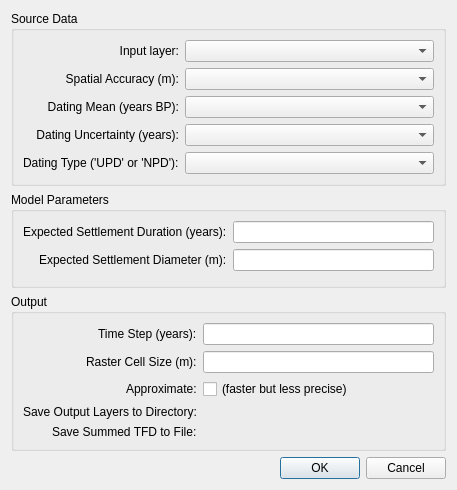
First picture: the form in ede_interpolation_dialog_base.ui, repository demjanp/ede_interpolation, before the edit.
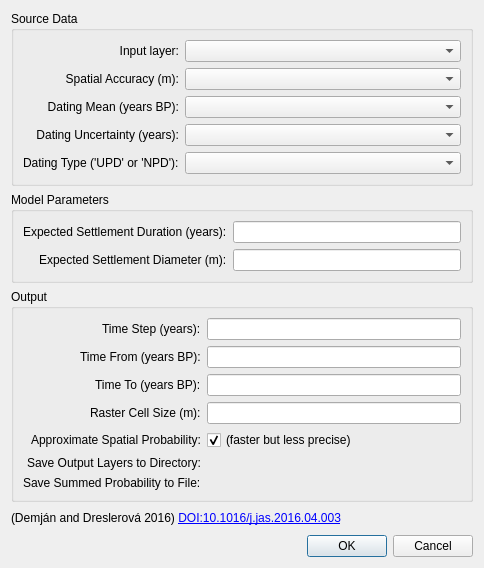
Second picture: the form after the edit. Custom widgets are drawn as their Qt base class.

Diff of the .ui file:
```diff
--- a/ede_interpolation_dialog_base.ui
+++ b/ede_interpolation_dialog_base.ui
@@ -6,8 +6,8 @@
    <rect>
     <x>0</x>
     <y>0</y>
-    <width>457</width>
-    <height>490</height>
+    <width>484</width>
+    <height>568</height>
    </rect>
   </property>
   <property name="windowTitle">
@@ -104,12 +104,6 @@
         </property>
        </widget>
       </item>
-      <item row="0" column="1">
-       <widget class="QLineEdit" name="edit_duration"/>
-      </item>
-      <item row="1" column="1">
-       <widget class="QLineEdit" name="edit_diameter"/>
-      </item>
       <item row="1" column="0">
        <widget class="QLabel" name="label_7">
         <property name="text">
@@ -117,6 +111,26 @@
         </property>
        </widget>
       </item>
+      <item row="0" column="1">
+       <widget class="QgsFilterLineEdit" name="edit_duration">
+        <property name="value">
+         <string>200</string>
+        </property>
+        <property name="qgisRelation" stdset="0">
+         <string notr="true"/>
+        </property>
+       </widget>
+      </item>
+      <item row="1" column="1">
+       <widget class="QgsFilterLineEdit" name="edit_diameter">
+        <property name="value">
+         <string>200</string>
+        </property>
+        <property name="qgisRelation" stdset="0">
+         <string notr="true"/>
+        </property>
+       </widget>
+      </item>
      </layout>
     </widget>
    </item>
@@ -136,60 +150,115 @@
         </property>
        </widget>
       </item>
-      <item row="0" column="1">
-       <widget class="QLineEdit" name="edit_time_step"/>
-      </item>
       <item row="1" column="0">
+       <widget class="QLabel" name="label_13">
+        <property name="text">
+         <string>Time From (years BP):</string>
+        </property>
+       </widget>
+      </item>
+      <item row="2" column="0">
+       <widget class="QLabel" name="label_14">
+        <property name="text">
+         <string>Time To (years BP):</string>
+        </property>
+       </widget>
+      </item>
+      <item row="3" column="0">
        <widget class="QLabel" name="label_9">
         <property name="text">
          <string>Raster Cell Size (m):</string>
         </property>
        </widget>
       </item>
-      <item row="1" column="1">
-       <widget class="QLineEdit" name="edit_cell_size"/>
+      <item row="4" column="0">
+       <widget class="QLabel" name="label_12">
+        <property name="text">
+         <string>Approximate Spatial Probability:</string>
+        </property>
+       </widget>
       </item>
-      <item row="5" column="0">
+      <item row="4" column="1">
+       <widget class="QCheckBox" name="check_approximate">
+        <property name="text">
+         <string>(faster but less precise)</string>
+        </property>
+        <property name="checked">
+         <bool>true</bool>
+        </property>
+       </widget>
+      </item>
+      <item row="6" column="0">
+       <widget class="QLabel" name="label_11">
+        <property name="text">
+         <string>Save Output Layers to Directory:</string>
+        </property>
+       </widget>
+      </item>
+      <item row="6" column="1">
+       <widget class="QgsFileWidget" name="path_layers"/>
+      </item>
+      <item row="7" column="0">
        <widget class="QLabel" name="label_10">
         <property name="text">
-         <string>Save Summed TFD to File:</string>
+         <string>Save Summed Probability to File:</string>
         </property>
        </widget>
       </item>
-      <item row="5" column="1">
+      <item row="7" column="1">
        <widget class="QgsFileWidget" name="file_summed">
         <property name="filter">
          <string>Comma-separated Values (*.csv)</string>
         </property>
        </widget>
       </item>
-      <item row="4" column="1">
-       <widget class="QgsFileWidget" name="path_layers"/>
-      </item>
-      <item row="4" column="0">
-       <widget class="QLabel" name="label_11">
-        <property name="text">
-         <string>Save Output Layers to Directory:</string>
+      <item row="0" column="1">
+       <widget class="QgsFilterLineEdit" name="edit_time_step">
+        <property name="value">
+         <string>100</string>
+        </property>
+        <property name="qgisRelation" stdset="0">
+         <string notr="true"/>
         </property>
        </widget>
       </item>
-      <item row="2" column="0">
-       <widget class="QLabel" name="label_12">
-        <property name="text">
-         <string>Approximate:</string>
+      <item row="1" column="1">
+       <widget class="QgsFilterLineEdit" name="edit_time_from">
+        <property name="qgisRelation" stdset="0">
+         <string notr="true"/>
         </property>
        </widget>
       </item>
       <item row="2" column="1">
-       <widget class="QCheckBox" name="check_approximate">
-        <property name="text">
-         <string>(faster but less precise)</string>
+       <widget class="QgsFilterLineEdit" name="edit_time_to">
+        <property name="qgisRelation" stdset="0">
+         <string notr="true"/>
+        </property>
+       </widget>
+      </item>
+      <item row="3" column="1">
+       <widget class="QgsFilterLineEdit" name="edit_cell_size">
+        <property name="value">
+         <string>50</string>
+        </property>
+        <property name="qgisRelation" stdset="0">
+         <string notr="true"/>
         </property>
        </widget>
       </item>
      </layout>
     </widget>
    </item>
+   <item>
+    <widget class="QLabel" name="label_15">
+     <property name="text">
+      <string>&lt;p&gt;(Demján and Dreslerová 2016) &lt;a href=&quot;https://doi.org/10.1016/j.jas.2016.04.003&quot;&gt;DOI:10.1016/j.jas.2016.04.003&lt;/a&gt;&lt;/p&gt;</string>
+     </property>
+     <property name="openExternalLinks">
+      <bool>true</bool>
+     </property>
+    </widget>
+   </item>
    <item>
     <widget class="QDialogButtonBox" name="button_box">
      <property name="orientation">
@@ -213,6 +282,11 @@
    <extends>QWidget</extends>
    <header>qgsfilewidget.h</header>
   </customwidget>
+  <customwidget>
+   <class>QgsFilterLineEdit</class>
+   <extends>QLineEdit</extends>
+   <header>qgsfilterlineedit.h</header>
+  </customwidget>
   <customwidget>
    <class>QgsMapLayerComboBox</class>
    <extends>QComboBox</extends>
```
